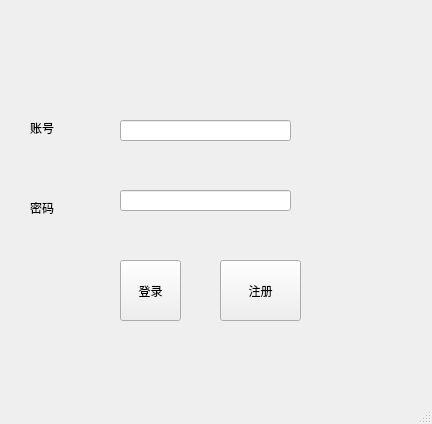
hlxk1/Bordermenu, file mainwindow.ui: the form before one commit.
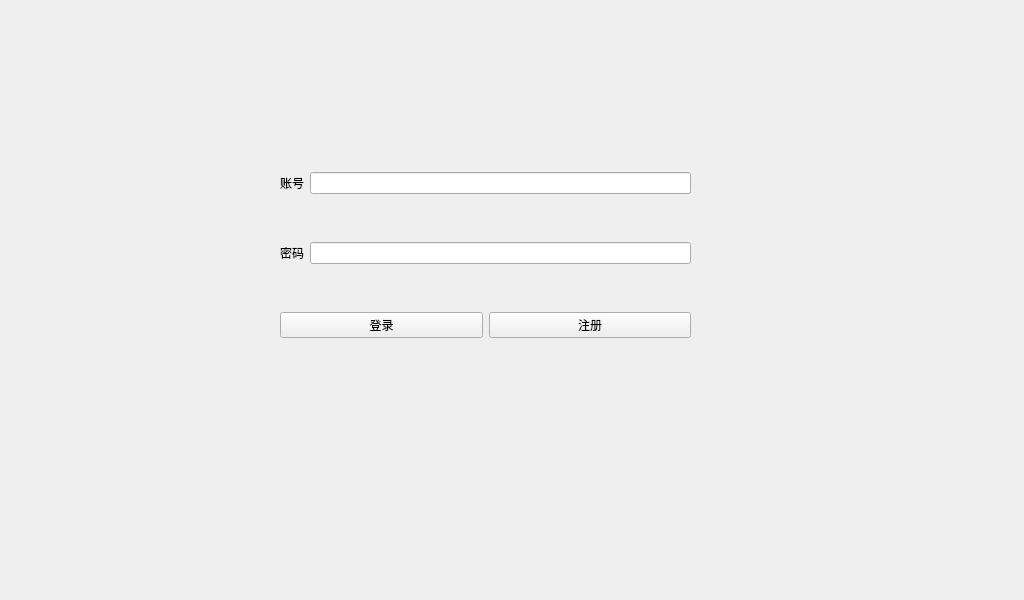
The form after the commit.

Patch:
```diff
--- a/mainwindow.ui
+++ b/mainwindow.ui
@@ -6,98 +6,85 @@
    <rect>
     <x>0</x>
     <y>0</y>
-    <width>432</width>
-    <height>424</height>
+    <width>1024</width>
+    <height>600</height>
    </rect>
   </property>
+  <property name="minimumSize">
+   <size>
+    <width>1024</width>
+    <height>600</height>
+   </size>
+  </property>
+  <property name="maximumSize">
+   <size>
+    <width>1024</width>
+    <height>600</height>
+   </size>
+  </property>
   <property name="windowTitle">
    <string>MainWindow</string>
   </property>
   <widget class="QWidget" name="centralwidget">
-   <widget class="QLineEdit" name="userEdit">
+   <widget class="QWidget" name="">
     <property name="geometry">
      <rect>
-      <x>120</x>
-      <y>120</y>
-      <width>171</width>
-      <height>21</height>
+      <x>280</x>
+      <y>130</y>
+      <width>411</width>
+      <height>251</height>
      </rect>
     </property>
+    <layout class="QVBoxLayout" name="verticalLayout">
+     <item>
+      <layout class="QHBoxLayout" name="horizontalLayout">
+       <item>
+        <widget class="QLabel" name="label">
+         <property name="text">
+          <string>账号</string>
+         </property>
+        </widget>
+       </item>
+       <item>
+        <widget class="QLineEdit" name="userEdit"/>
+       </item>
+      </layout>
+     </item>
+     <item>
+      <layout class="QHBoxLayout" name="horizontalLayout_2">
+       <item>
+        <widget class="QLabel" name="label_2">
+         <property name="text">
+          <string>密码</string>
+         </property>
+        </widget>
+       </item>
+       <item>
+        <widget class="QLineEdit" name="passwdEdit"/>
+       </item>
+      </layout>
+     </item>
+     <item>
+      <layout class="QHBoxLayout" name="horizontalLayout_3">
+       <item>
+        <widget class="QPushButton" name="loginButton">
+         <property name="text">
+          <string>登录</string>
+         </property>
+        </widget>
+       </item>
+       <item>
+        <widget class="QPushButton" name="reigstButton">
+         <property name="text">
+          <string>注册</string>
+         </property>
+        </widget>
+       </item>
+      </layout>
+     </item>
+    </layout>
    </widget>
-   <widget class="QLineEdit" name="passwdEdit">
-    <property name="geometry">
-     <rect>
-      <x>120</x>
-      <y>190</y>
-      <width>171</width>
-      <height>21</height>
-     </rect>
-    </property>
-   </widget>
-   <widget class="QPushButton" name="loginButton">
-    <property name="geometry">
-     <rect>
-      <x>120</x>
-      <y>260</y>
-      <width>61</width>
-      <height>61</height>
-     </rect>
-    </property>
-    <property name="text">
-     <string>登录</string>
-    </property>
-   </widget>
-   <widget class="QPushButton" name="reigstButton">
-    <property name="geometry">
-     <rect>
-      <x>220</x>
-      <y>260</y>
-      <width>81</width>
-      <height>61</height>
-     </rect>
-    </property>
-    <property name="text">
-     <string>注册</string>
-    </property>
-   </widget>
-   <widget class="QLabel" name="label">
-    <property name="geometry">
-     <rect>
-      <x>30</x>
-      <y>120</y>
-      <width>72</width>
-      <height>15</height>
-     </rect>
-    </property>
-    <property name="text">
-     <string>账号</string>
-    </property>
-   </widget>
-   <widget class="QLabel" name="label_2">
-    <property name="geometry">
-     <rect>
-      <x>30</x>
-      <y>200</y>
-      <width>72</width>
-      <height>15</height>
-     </rect>
-    </property>
-    <property name="text">
-     <string>密码</string>
-    </property>
-   </widget>
   </widget>
-  <widget class="QMenuBar" name="menubar">
-   <property name="geometry">
-    <rect>
-     <x>0</x>
-     <y>0</y>
-     <width>432</width>
-     <height>26</height>
-    </rect>
-   </property>
-  </widget>
-  <widget class="QStatusBar" name="statusbar"/>
  </widget>
  <resources/>
  <connections/>
```
